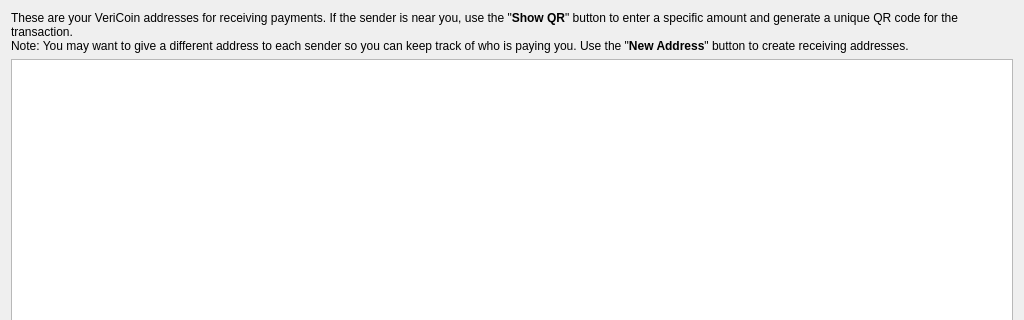
Before: the Qt Designer form src/qt/forms/addressbookpage.ui in VeriConomy/vericoin, drawn with Qt 5; both pictures show x 0 to 1024 and y 0 to 320 of the 1024 by 768 pixel window.
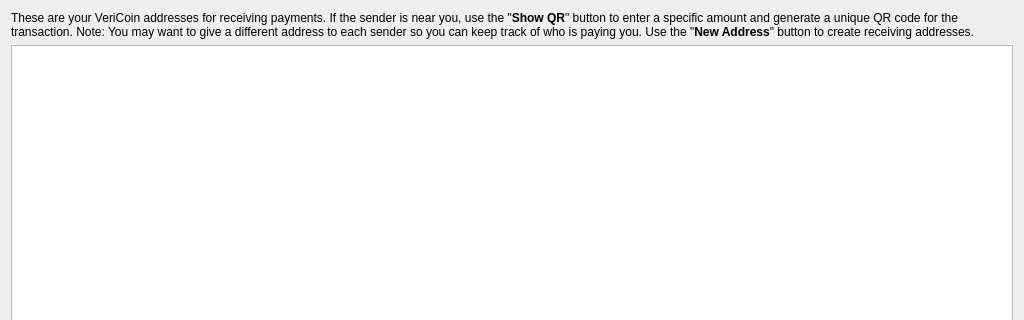
After: the same form once the commit is applied. Icons and pictures are not drawn.

Commit message: removed line break

The edit to the form file:
```diff
--- a/src/qt/forms/addressbookpage.ui
+++ b/src/qt/forms/addressbookpage.ui
@@ -17,7 +17,7 @@
    <item>
     <widget class="QLabel" name="labelExplanation">
      <property name="text">
-      <string>&lt;html&gt;&lt;head/&gt;&lt;body&gt;&lt;p&gt;&lt;img src=&quot;:/icons/transaction_conflicted&quot;/&gt; These are your VeriCoin addresses for receiving payments. If the sender is near you, use the &amp;quot;&lt;span style=&quot; font-weight:600;&quot;&gt;Show QR&lt;/span&gt;&amp;quot; button to enter a specific amount and generate a unique QR code for the transaction.&lt;br&gt;Note: You may want to give a different address to each sender so you can keep track of who is paying you. Use the &amp;quot;&lt;span style=&quot; font-weight:600;&quot;&gt;New Address&lt;/span&gt;&amp;quot; button to create receiving addresses.&lt;/p&gt;&lt;/body&gt;&lt;/html&gt;</string>
+      <string>&lt;html&gt;&lt;head/&gt;&lt;body&gt;&lt;p&gt;&lt;img src=&quot;:/icons/transaction_conflicted&quot;/&gt; These are your VeriCoin addresses for receiving payments. If the sender is near you, use the &amp;quot;&lt;span style=&quot; font-weight:600;&quot;&gt;Show QR&lt;/span&gt;&amp;quot; button to enter a specific amount and generate a unique QR code for the transaction. Note: You may want to give a different address to each sender so you can keep track of who is paying you. Use the &amp;quot;&lt;span style=&quot; font-weight:600;&quot;&gt;New Address&lt;/span&gt;&amp;quot; button to create receiving addresses.&lt;/p&gt;&lt;/body&gt;&lt;/html&gt;</string>
      </property>
      <property name="textFormat">
       <enum>Qt::AutoText</enum>
```
